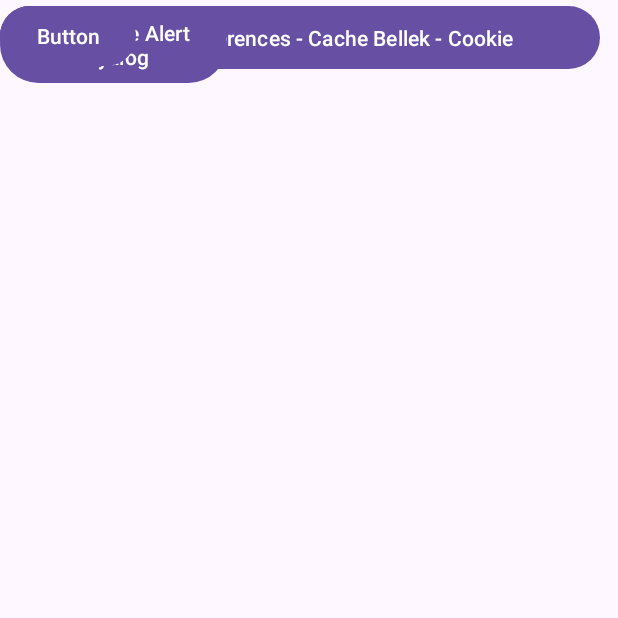
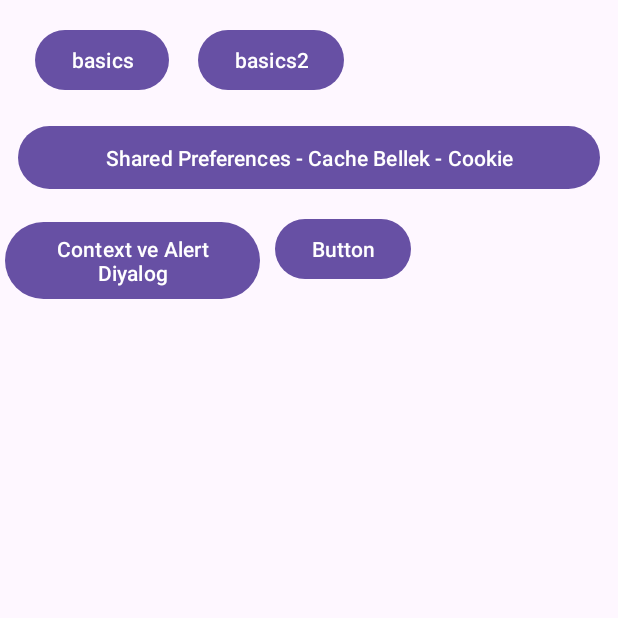
Before and after one commit to Sunrock14/kotlin-andorid-learn-app, an Android app: the screen it shows after launch (MainActivity), on a phone screen of 412 x 824 dp, the top half of it. Run offline under Robolectric (Android 15) with nearby library versions, the phone set to English and light mode, and no system bars.

Commit message:
added new view

```diff
--- a/app/src/main/res/layout/activity_main.xml
+++ b/app/src/main/res/layout/activity_main.xml
@@ -11,45 +11,58 @@
         android:id="@+id/button"
         android:layout_width="wrap_content"
         android:layout_height="wrap_content"
+        android:layout_marginStart="23dp"
+        android:layout_marginTop="16dp"
         android:onClick="Person"
         android:text="basics"
-        tools:layout_editor_absoluteX="23dp"
-        tools:layout_editor_absoluteY="16dp" />
+        app:layout_constraintStart_toStartOf="parent"
+        app:layout_constraintTop_toTopOf="parent" />
 
     <Button
         android:id="@+id/button2"
         android:layout_width="wrap_content"
         android:layout_height="wrap_content"
+        android:layout_marginStart="19dp"
+        android:layout_marginTop="16dp"
         android:onClick="Second"
         android:text="basics2"
-        tools:layout_editor_absoluteX="132dp"
-        tools:layout_editor_absoluteY="16dp" />
+        app:layout_constraintStart_toEndOf="@+id/button"
+        app:layout_constraintTop_toTopOf="parent" />
 
     <Button
         android:id="@+id/Third"
         android:layout_width="388dp"
         android:layout_height="50dp"
+        android:layout_marginTop="64dp"
+        android:layout_marginBottom="60dp"
         android:onClick="ThirdFunc"
         android:text="Shared Preferences - Cache Bellek - Cookie"
+        app:layout_constraintBottom_toBottomOf="@+id/button14"
         app:layout_constraintEnd_toEndOf="parent"
         app:layout_constraintStart_toStartOf="parent"
-        tools:layout_editor_absoluteY="80dp" />
+        app:layout_constraintTop_toTopOf="@+id/button" />
 
     <Button
         android:id="@+id/button7"
-        android:layout_width="151dp"
+        android:layout_width="0dp"
         android:layout_height="59dp"
+        android:layout_marginStart="3dp"
+        android:layout_marginEnd="10dp"
         android:onClick="FourFunc"
         android:text="Context ve Alert Diyalog"
-        tools:layout_editor_absoluteX="3dp"
-        tools:layout_editor_absoluteY="142dp" />
+        app:layout_constraintBaseline_toBaselineOf="@+id/button14"
+        app:layout_constraintEnd_toStartOf="@+id/button14"
+        app:layout_constraintStart_toStartOf="parent" />
 
     <Button
         android:id="@+id/button14"
         android:layout_width="wrap_content"
         android:layout_height="wrap_content"
+        android:layout_marginTop="78dp"
+        android:layout_marginEnd="138dp"
         android:text="Button"
-        tools:layout_editor_absoluteX="164dp"
-        tools:layout_editor_absoluteY="142dp" />
+        app:layout_constraintEnd_toEndOf="parent"
+        app:layout_constraintStart_toEndOf="@+id/button7"
+        app:layout_constraintTop_toBottomOf="@+id/button2" />
 
 </androidx.constraintlayout.widget.ConstraintLayout>
```
